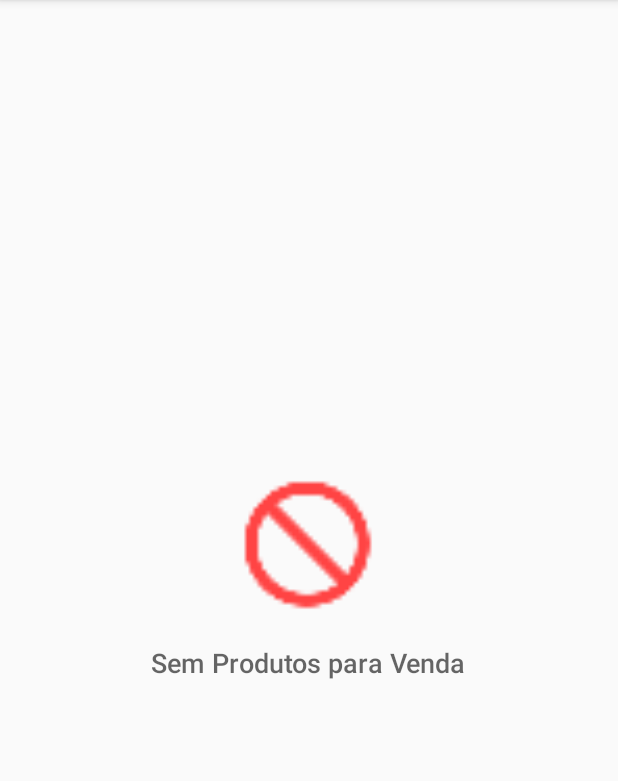
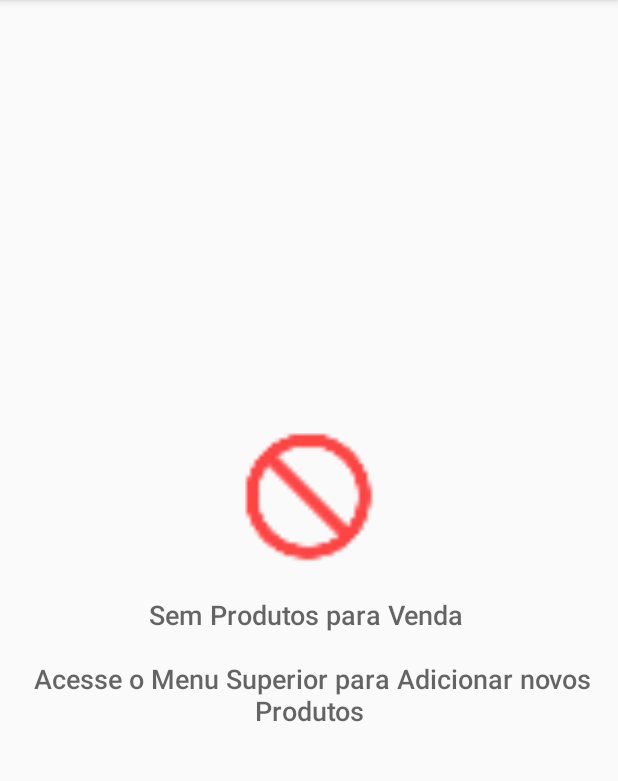
Before and after one commit to GustavoTDini/ABND---Project9, an Android app: the screen it shows after launch (InventoryActivity), on a phone screen of 412 x 824 dp, the part 84-865 px from its top. Run offline under Robolectric (Android 15) with nearby library versions, the phone set to English and light mode, and no system bars.

Commit message:
Corrected Issues, ready for next Review

```diff
--- a/app/src/main/AndroidManifest.xml
+++ b/app/src/main/AndroidManifest.xml
@@ -41,7 +41,8 @@
         <activity
             android:name=".EditActivity"
             android:parentActivityName=".InventoryActivity"
-            android:theme="@style/AppTheme.NoActionBar">
+            android:theme="@style/AppTheme.NoActionBar"
+            android:windowSoftInputMode="stateHidden">
             <!-- Parent activity meta-data to support 4.0 and lower -->
             <meta-data
                 android:name="android.support.PARENT_ACTIVITY"
--- a/app/src/main/java/com/example/android/project9/Data/InventoryProvider.java
+++ b/app/src/main/java/com/example/android/project9/Data/InventoryProvider.java
@@ -63,7 +63,7 @@ public class InventoryProvider extends ContentProvider {
     /**
      * Método que verifica se já existe o produto na database
      */
-    public static Boolean checkIfContains(SQLiteDatabase readDatabase, String name, int code) {
+    public static boolean checkIfContains(SQLiteDatabase readDatabase, String name, int code) {
         String nameQuery = "SELECT * FROM " + InventoryEntry.TABLE_NAME + " WHERE " + InventoryEntry.COLUMN_PRODUCT_NAME + " = ? OR " + InventoryEntry.COLUMN_PRODUCT_CODE + " = ?";
         Cursor cursor = readDatabase.rawQuery(nameQuery, new String[]{name, String.valueOf(code)});
         if (cursor.getCount() == 0) {
--- a/app/src/main/res/layout/content_inventory.xml
+++ b/app/src/main/res/layout/content_inventory.xml
@@ -13,7 +13,7 @@
         android:layout_width="wrap_content"
         android:layout_height="wrap_content" />
 
-    <!-- View vazia para a lista -->
+    <!-- View para a lista vazia-->
     <RelativeLayout
         android:id="@+id/empty_view"
         android:layout_width="wrap_content"
@@ -37,7 +37,8 @@
             android:layout_centerHorizontal="true"
             android:fontFamily="sans-serif-medium"
             android:paddingTop="16dp"
-            android:text="@string/empt_list_no_products"
+            android:text="@string/empty_list_no_products"
+            android:textAlignment="center"
             android:textAppearance="?android:textAppearanceMedium" />
 
     </RelativeLayout>
--- a/app/src/main/res/menu/menu_inventory.xml
+++ b/app/src/main/res/menu/menu_inventory.xml
@@ -4,21 +4,25 @@
     tools:context="com.example.android.project9.InventoryActivity">
     <item
         android:id="@+id/add_sample_inventory"
+        android:orderInCategory="100"
         android:title="@string/menu_dummy_inventory"
         app:showAsAction="never" />
 
     <item
         android:id="@+id/empty_inventory"
+        android:orderInCategory="200"
         android:title="@string/menu_empty_inventory"
         app:showAsAction="never" />
 
     <item
         android:id="@+id/inventory_summary"
+        android:orderInCategory="300"
         android:title="@string/menu_summary"
         app:showAsAction="never" />
 
     <item
         android:id="@+id/add_new_product"
+        android:orderInCategory="400"
         android:title="@string/menu_add_product"
         app:showAsAction="never" />
 </menu>
--- a/app/src/main/res/values/strings.xml
+++ b/app/src/main/res/values/strings.xml
@@ -4,7 +4,7 @@
     <string name="separation_bar">Separation Bar</string>
 
     <!--Strings do Inventário-->
-    <string name="empt_list_no_products">Sem Produtos para Venda</string>
+    <string name="empty_list_no_products">Sem Produtos para Venda \n\n Acesse o Menu Superior para Adicionar novos Produtos</string>
     <string name="empty_list_image">Empty List Image</string>
     <string name="no_more_products_toast">Sem mais %1$s para Vender</string>
     <string name="sold_one_more_toast">Mais um %1$s Vendido</string>
```
Also changed, not shown: app/src/main/res/layout/content_edit.xml (+0 -8 lines), 1 other file.
